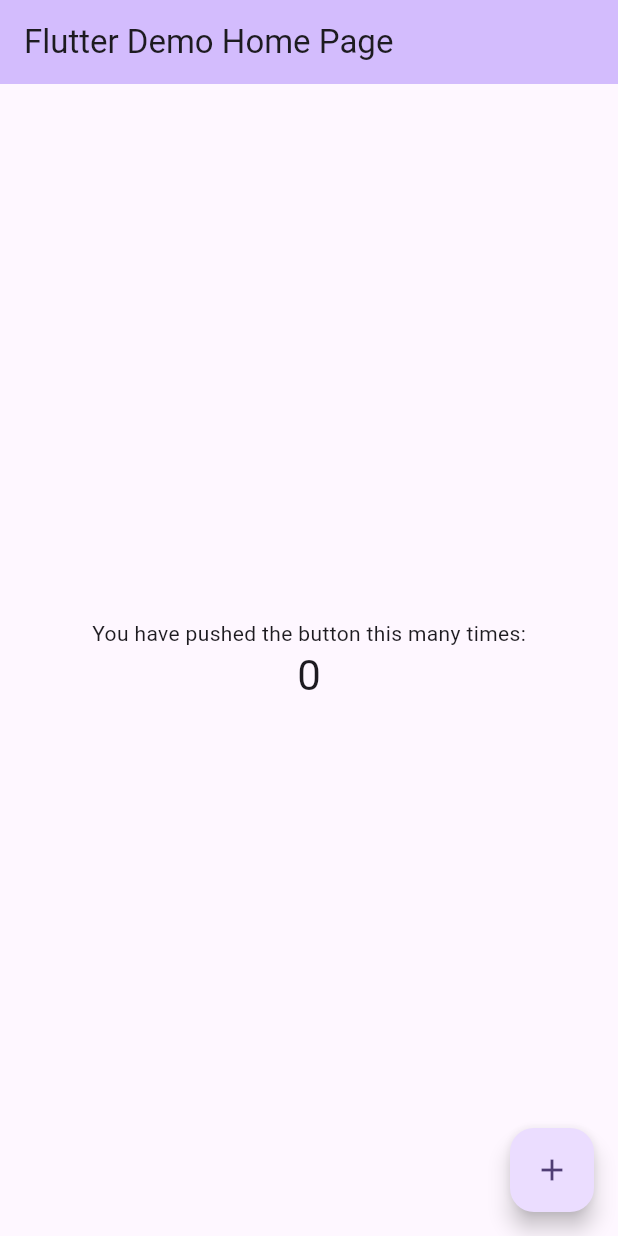
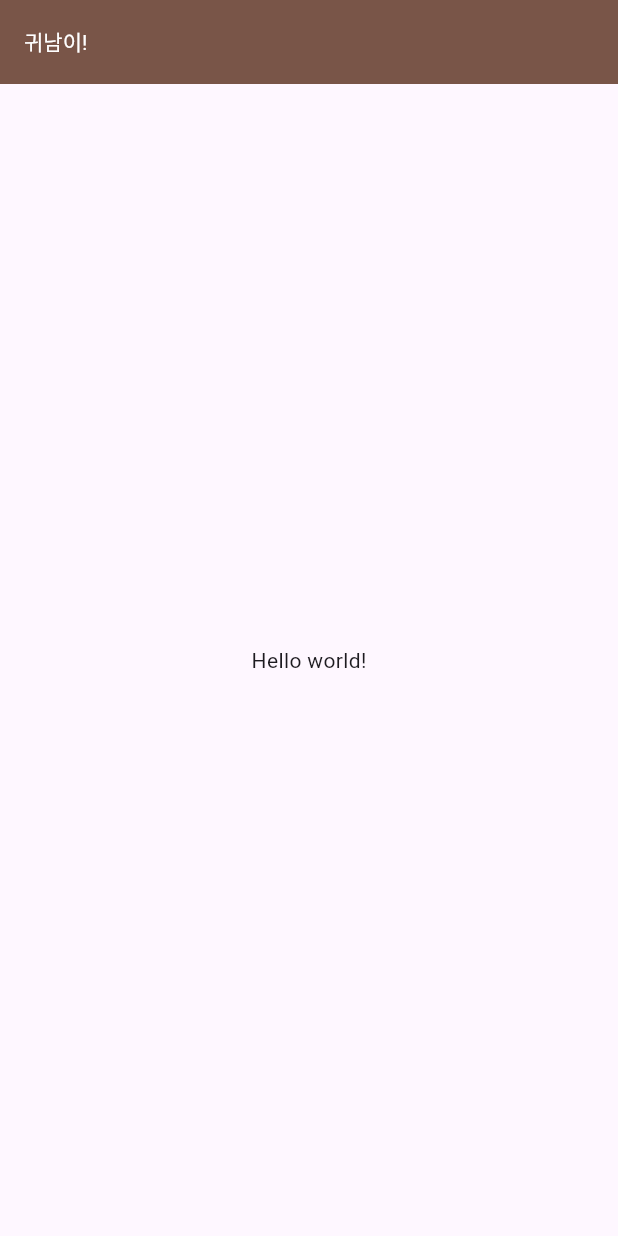
Before and after one commit to rlarleo/pilltodo, a Flutter app: the screen it shows after launch, on a phone screen of 412 x 824 dp. Run offline on Flutter 3.47's test engine with Material 3 defaults, Android fonts, the light colour scheme and no system bars.

Commit message:
hello world

```diff
--- a/pilltodo/lib/main.dart
+++ b/pilltodo/lib/main.dart
@@ -1,125 +1,23 @@
 import 'package:flutter/material.dart';
 
 void main() {
-  runApp(const MyApp());
+  runApp(App());
 }
 
-class MyApp extends StatelessWidget {
-  const MyApp({super.key});
-
-  // This widget is the root of your application.
+class App extends StatelessWidget {
   @override
   Widget build(BuildContext context) {
     return MaterialApp(
-      title: 'Flutter Demo',
-      theme: ThemeData(
-        // This is the theme of your application.
-        //
-        // TRY THIS: Try running your application with "flutter run". You'll see
-        // the application has a purple toolbar. Then, without quitting the app,
-        // try changing the seedColor in the colorScheme below to Colors.green
-        // and then invoke "hot reload" (save your changes or press the "hot
-        // reload" button in a Flutter-supported IDE, or press "r" if you used
-        // the command line to start the app).
-        //
-        // Notice that the counter didn't reset back to zero; the application
-        // state is not lost during the reload. To reset the state, use hot
-        // restart instead.
-        //
-        // This works for code too, not just values: Most code changes can be
-        // tested with just a hot reload.
-        colorScheme: ColorScheme.fromSeed(seedColor: Colors.deepPurple),
-        useMaterial3: true,
+      home: Scaffold(
+        appBar: AppBar(
+          title: Text('귀남이!'),
+          backgroundColor: Colors.brown,
+          titleTextStyle: TextStyle(color: Colors.white),
+        ),
+        body: Center(
+          child: Text('Hello world!'),
+        ),
       ),
-      home: const MyHomePage(title: 'Flutter Demo Home Page'),
     );
   }
 }
-
-class MyHomePage extends StatefulWidget {
-  const MyHomePage({super.key, required this.title});
-
-  // This widget is the home page of your application. It is stateful, meaning
-  // that it has a State object (defined below) that contains fields that affect
-  // how it looks.
-
-  // This class is the configuration for the state. It holds the values (in this
-  // case the title) provided by the parent (in this case the App widget) and
-  // used by the build method of the State. Fields in a Widget subclass are
-  // always marked "final".
-
-  final String title;
-
-  @override
-  State<MyHomePage> createState() => _MyHomePageState();
-}
-
-class _MyHomePageState extends State<MyHomePage> {
-  int _counter = 0;
-
-  void _incrementCounter() {
-    setState(() {
-      // This call to setState tells the Flutter framework that something has
-      // changed in this State, which causes it to rerun the build method below
-      // so that the display can reflect the updated values. If we changed
-      // _counter without calling setState(), then the build method would not be
-      // called again, and so nothing would appear to happen.
-      _counter++;
-    });
-  }
-
-  @override
-  Widget build(BuildContext context) {
-    // This method is rerun every time setState is called, for instance as done
-    // by the _incrementCounter method above.
-    //
-    // The Flutter framework has been optimized to make rerunning build methods
-    // fast, so that you can just rebuild anything that needs updating rather
-    // than having to individually change instances of widgets.
-    return Scaffold(
-      appBar: AppBar(
-        // TRY THIS: Try changing the color here to a specific color (to
-        // Colors.amber, perhaps?) and trigger a hot reload to see the AppBar
-        // change color while the other colors stay the same.
-        backgroundColor: Theme.of(context).colorScheme.inversePrimary,
-        // Here we take the value from the MyHomePage object that was created by
-        // the App.build method, and use it to set our appbar title.
-        title: Text(widget.title),
-      ),
-      body: Center(
-        // Center is a layout widget. It takes a single child and positions it
-        // in the middle of the parent.
-        child: Column(
-          // Column is also a layout widget. It takes a list of children and
-          // arranges them vertically. By default, it sizes itself to fit its
-          // children horizontally, and tries to be as tall as its parent.
-          //
-          // Column has various properties to control how it sizes itself and
-          // how it positions its children. Here we use mainAxisAlignment to
-          // center the children vertically; the main axis here is the vertical
-          // axis because Columns are vertical (the cross axis would be
-          // horizontal).
-          //
-          // TRY THIS: Invoke "debug painting" (choose the "Toggle Debug Paint"
-          // action in the IDE, or press "p" in the console), to see the
-          // wireframe for each widget.
-          mainAxisAlignment: MainAxisAlignment.center,
-          children: <Widget>[
-            const Text(
-              'You have pushed the button this many times:',
-            ),
-            Text(
-              '$_counter',
-              style: Theme.of(context).textTheme.headlineMedium,
-            ),
-          ],
-        ),
-      ),
-      floatingActionButton: FloatingActionButton(
-        onPressed: _incrementCounter,
-        tooltip: 'Increment',
-        child: const Icon(Icons.add),
-      ), // This trailing comma makes auto-formatting nicer for build methods.
-    );
-  }
-}
```
